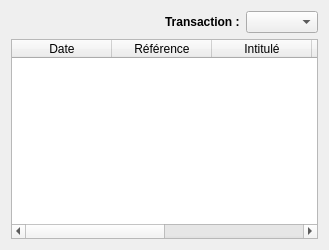
Old version of the form gui/TransactionsForm.ui in the repository hoxuanvinh1999/LO21_OOP.
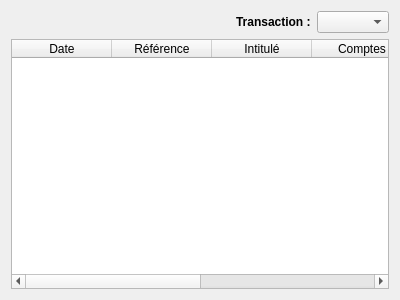
New version of the form. Icons and pictures are not drawn.

The edit to the form file:
```diff
--- a/gui/TransactionsForm.ui
+++ b/gui/TransactionsForm.ui
@@ -6,8 +6,8 @@
    <rect>
     <x>0</x>
     <y>0</y>
-    <width>298</width>
-    <height>250</height>
+    <width>400</width>
+    <height>300</height>
    </rect>
   </property>
   <property name="windowTitle">
```
